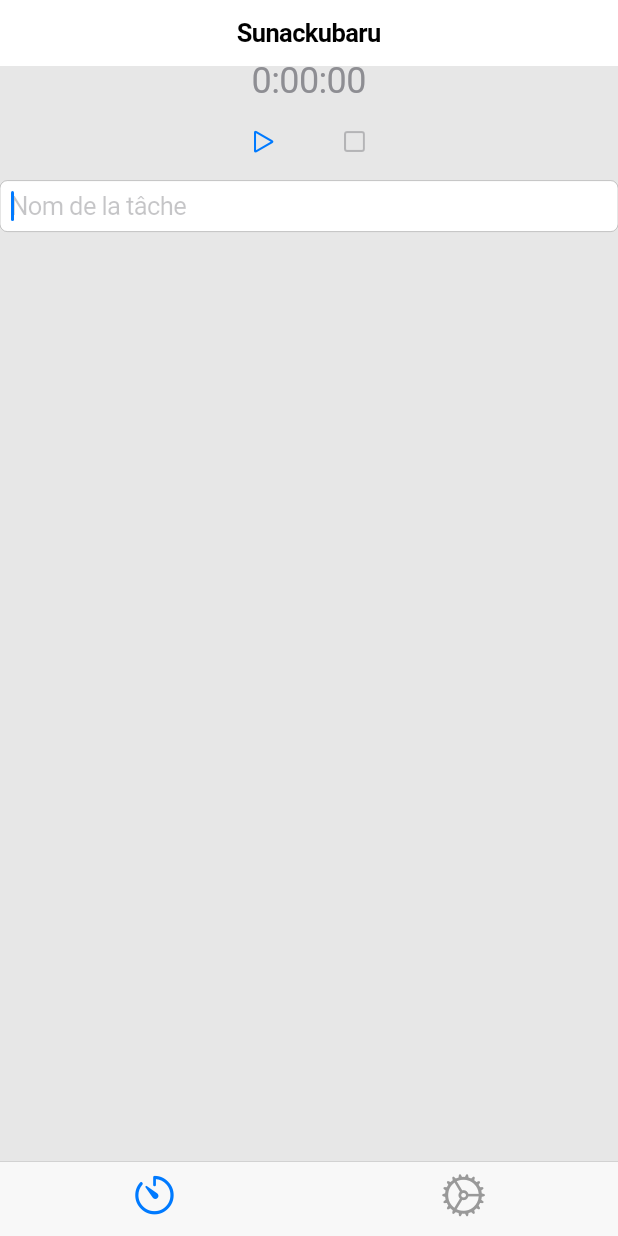
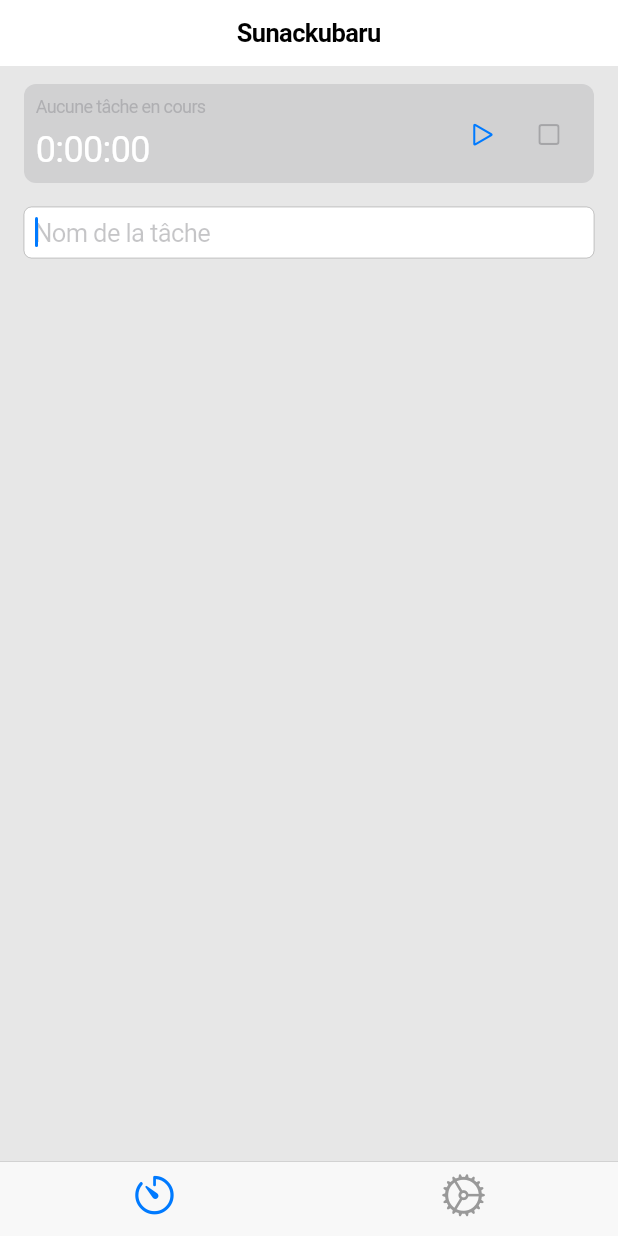
Before and after one commit to tun43p/sunackubaru, a Flutter app: the screen it shows after launch, on a phone screen of 412 x 824 dp. Run offline on Flutter 3.47's test engine with Material 2 defaults, Android fonts, the light colour scheme and no system bars.

Commit message:
style: update global design

```diff
--- a/lib/core/theme/theme_constants.dart
+++ b/lib/core/theme/theme_constants.dart
@@ -1,4 +1,4 @@
-const double kDefaultPagePadding = 16;
+const double kDefaultPageSpace = 16;
 
 const double kCupertinoNavigationBarHeight = 40;
 const double kCupertinoTabScaffoldHeight = 50;
--- a/lib/features/tasks/tasks_page.dart
+++ b/lib/features/tasks/tasks_page.dart
@@ -1,5 +1,6 @@
 import 'package:flutter/cupertino.dart';
 import 'package:provider/provider.dart';
+import 'package:sunackubaru/core/theme/theme_constants.dart';
 import 'package:sunackubaru/features/tasks/tasks_model.dart';
 import 'package:sunackubaru/features/tasks/tasks_provider.dart';
 import 'package:sunackubaru/features/tasks/tasks_service.dart';
@@ -10,27 +11,14 @@ class TasksPage extends StatelessWidget {
   @override
   Widget build(BuildContext context) {
     final TasksProvider state = context.watch<TasksProvider>();
-    final TasksProvider notifier = context.read<TasksProvider>();
 
     return SingleChildScrollView(
       child: Column(
+        crossAxisAlignment: CrossAxisAlignment.start,
         children: <Widget>[
+          if (state.status != null) const _TaskErrorWidget(),
           const _TasksTimerWidget(),
-          CupertinoTextField(
-            autofocus: true,
-            enabled: state.currentTask == null,
-            controller: state.textEditingController,
-            keyboardType: TextInputType.text,
-            placeholder: 'Nom de la tâche',
-            onEditingComplete: notifier.start,
-          ),
-          if (state.status != null)
-            Text(
-              state.status!.message,
-              style: TextStyle(
-                color: state.status!.type.color,
-              ),
-            ),
+          const _TaskInputWidget(),
           if (state.tasks.isNotEmpty) const _TasksListWidget()
         ],
       ),
@@ -46,19 +34,41 @@ class _TasksTimerWidget extends StatelessWidget {
     final TasksProvider state = context.watch<TasksProvider>();
     final TasksProvider notifier = context.read<TasksProvider>();
 
-    return Column(
+    return Container(
+      decoration: BoxDecoration(
+        color: CupertinoColors.systemGrey.withOpacity(0.25),
+        borderRadius: BorderRadius.circular(kDefaultPageSpace / 2),
+      ),
+      padding: const EdgeInsets.all(kDefaultPageSpace / 2),
+      margin: const EdgeInsets.all(kDefaultPageSpace),
+      child: Row(
+        mainAxisAlignment: MainAxisAlignment.spaceBetween,
         children: <Widget>[
+          Column(
+            crossAxisAlignment: CrossAxisAlignment.start,
+            children: <Widget>[
+              Text(
+                state.currentTask?.name ?? 'Aucune tâche en cours',
+                style: TextStyle(
+                  fontSize: 12,
+                  color: CupertinoColors.systemGrey.withOpacity(0.5),
+                ),
+              ),
+              const SizedBox(height: kDefaultPageSpace / 2),
               Text(
                 TasksService.formatDuration(state.duration),
                 style: const TextStyle(
                   fontSize: 24,
-            color: CupertinoColors.systemGrey,
+                  color: CupertinoColors.white,
                 ),
+              ),
+            ],
           ),
           Row(
             mainAxisAlignment: MainAxisAlignment.center,
             children: <CupertinoButton>[
               CupertinoButton(
+                padding: EdgeInsets.zero,
                 onPressed: state.running ? notifier.stop : notifier.start,
                 child: Icon(
                   state.running
@@ -67,12 +77,37 @@ class _TasksTimerWidget extends StatelessWidget {
                 ),
               ),
               CupertinoButton(
-              onPressed: state.duration.inSeconds == 0 ? null : notifier.reset,
+                padding: EdgeInsets.zero,
+                onPressed:
+                    state.duration.inSeconds == 0 ? null : notifier.reset,
                 child: const Icon(CupertinoIcons.stop),
               ),
             ],
           ),
         ],
+      ),
+    );
+  }
+}
+
+class _TaskInputWidget extends StatelessWidget {
+  const _TaskInputWidget();
+
+  @override
+  Widget build(BuildContext context) {
+    final TasksProvider state = context.watch<TasksProvider>();
+    final TasksProvider notifier = context.read<TasksProvider>();
+
+    return Padding(
+      padding: const EdgeInsets.symmetric(horizontal: kDefaultPageSpace),
+      child: CupertinoTextField(
+        autofocus: true,
+        enabled: state.currentTask == null,
+        controller: state.textEditingController,
+        keyboardType: TextInputType.text,
+        placeholder: 'Nom de la tâche',
+        onEditingComplete: notifier.start,
+      ),
     );
   }
 }
@@ -108,12 +143,7 @@ class _TasksListWidget extends StatelessWidget {
                   onPressed: isCurrentTask && state.running
                       ? null
                       : () => notifier.delete(task),
-                  child: Icon(
-                    CupertinoIcons.delete,
-                    color: isCurrentTask && state.running
-                        ? CupertinoColors.systemGrey
-                        : CupertinoColors.systemRed,
-                  ),
+                  child: const Icon(CupertinoIcons.delete),
                 ),
                 onTap: () => notifier.currentTask = task,
               );
@@ -125,3 +155,26 @@ class _TasksListWidget extends StatelessWidget {
     );
   }
 }
+
+class _TaskErrorWidget extends StatelessWidget {
+  const _TaskErrorWidget();
+
+  @override
+  Widget build(BuildContext context) {
+    final TasksProvider state = context.watch<TasksProvider>();
+
+    return Padding(
+      padding: const EdgeInsets.only(
+        top: kDefaultPageSpace,
+        right: kDefaultPageSpace,
+        left: kDefaultPageSpace,
+      ),
+      child: Text(
+        state.status!.message,
+        style: TextStyle(
+          color: state.status!.type.color,
+        ),
+      ),
+    );
+  }
+}
```
Lines whose indentation alone changed are shown as unchanged.
